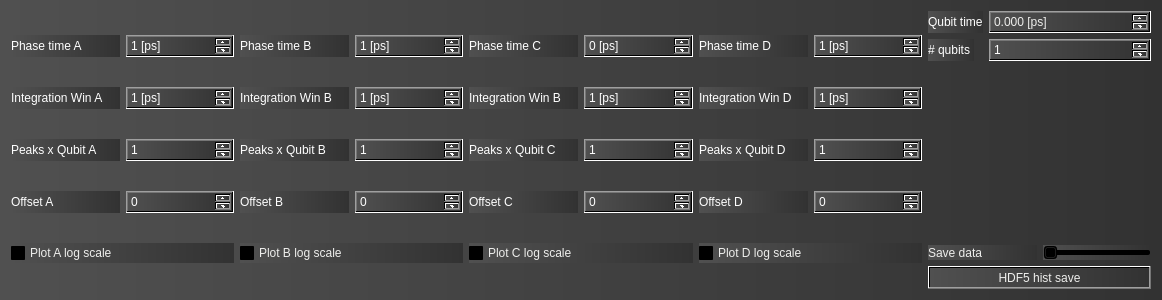
Old version of the form source/gui_param.ui in the repository FermilabQuantumNetwork/MultiQB_GUI.
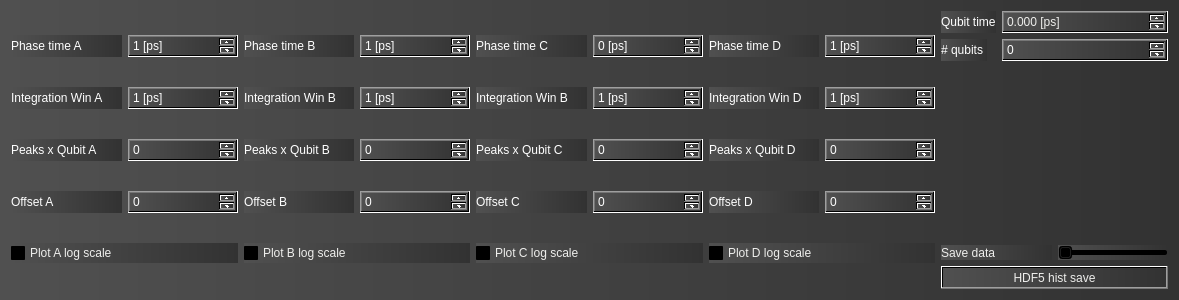
New version of the form.

```diff
--- a/source/gui_param.ui
+++ b/source/gui_param.ui
@@ -6,7 +6,7 @@
    <rect>
     <x>0</x>
     <y>0</y>
-    <width>1162</width>
+    <width>1179</width>
     <height>300</height>
    </rect>
   </property>
@@ -110,7 +110,7 @@
           <string notr="true">color: rgb(255, 255, 255);</string>
          </property>
          <property name="minimum">
-          <number>1</number>
+          <number>0</number>
          </property>
          <property name="maximum">
           <number>7</number>
@@ -248,7 +248,7 @@
           <string notr="true">color: rgb(255, 255, 255);</string>
          </property>
          <property name="minimum">
-          <number>1</number>
+          <number>0</number>
          </property>
          <property name="maximum">
           <number>7</number>
@@ -383,7 +383,7 @@
           <string notr="true">color: rgb(255, 255, 255);</string>
          </property>
          <property name="minimum">
-          <number>1</number>
+          <number>0</number>
          </property>
          <property name="maximum">
           <number>7</number>
@@ -522,7 +522,7 @@
           <string notr="true">color: rgb(255, 255, 255);</string>
          </property>
          <property name="minimum">
-          <number>1</number>
+          <number>0</number>
          </property>
          <property name="maximum">
           <number>7</number>
@@ -604,7 +604,7 @@
           <string notr="true">color: rgb(255, 255, 255);</string>
          </property>
          <property name="minimum">
-          <number>1</number>
+          <number>0</number>
          </property>
          <property name="maximum">
           <number>500</number>
```
